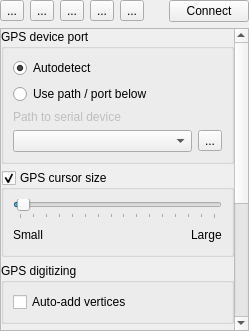
sourcepole/qgis, file qgis/src/ui/qgsgpsinformationwidgetbase.ui: the form before one commit.
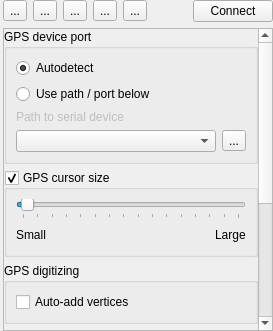
The form after the commit. The open tabs and pages were chosen to show the change. Icons and pictures are not drawn.

Commit message: Add a little more white space to the left of the gps dock for a more balanced look.

The edit to the form file:
```diff
--- a/qgis/src/ui/qgsgpsinformationwidgetbase.ui
+++ b/qgis/src/ui/qgsgpsinformationwidgetbase.ui
@@ -6,7 +6,7 @@
    <rect>
     <x>0</x>
     <y>0</y>
-    <width>249</width>
+    <width>273</width>
     <height>331</height>
    </rect>
   </property>
@@ -14,7 +14,16 @@
    <string>Form</string>
   </property>
   <layout class="QGridLayout" name="gridLayout_4">
-   <property name="margin">
+   <property name="leftMargin">
+    <number>3</number>
+   </property>
+   <property name="topMargin">
+    <number>0</number>
+   </property>
+   <property name="rightMargin">
+    <number>0</number>
+   </property>
+   <property name="bottomMargin">
     <number>0</number>
    </property>
    <item row="0" column="0">
@@ -273,9 +282,9 @@
           <property name="geometry">
            <rect>
             <x>0</x>
-            <y>-233</y>
-            <width>226</width>
-            <height>531</height>
+            <y>0</y>
+            <width>190</width>
+            <height>532</height>
            </rect>
           </property>
           <layout class="QGridLayout" name="gridLayout_7">
```
